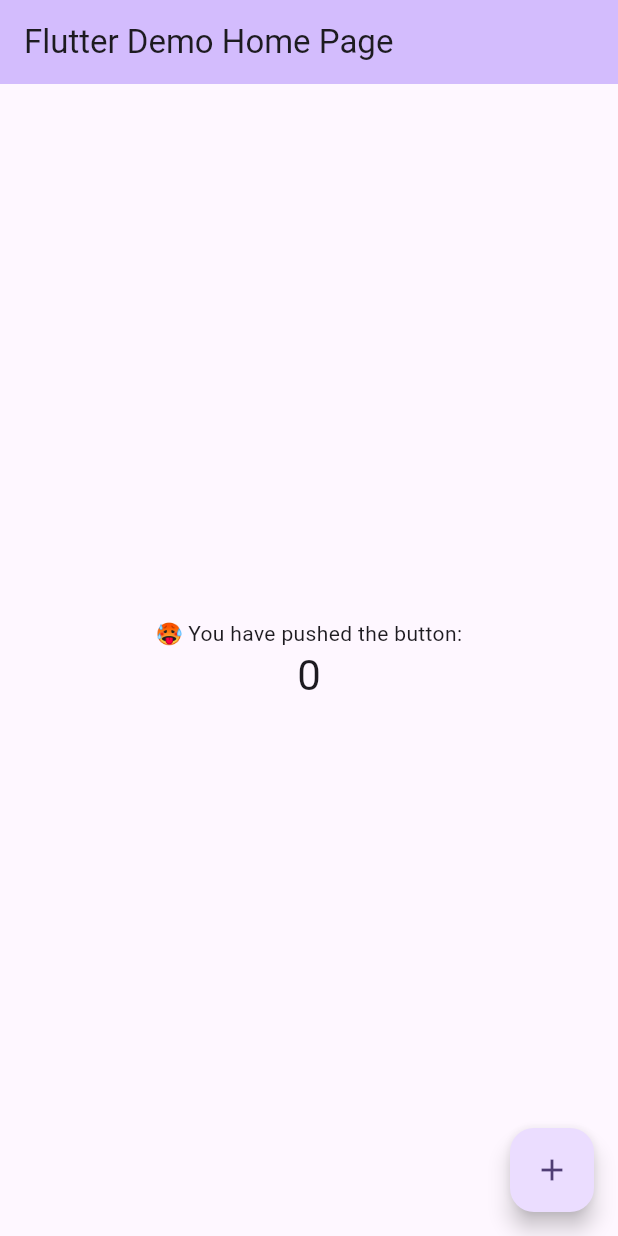
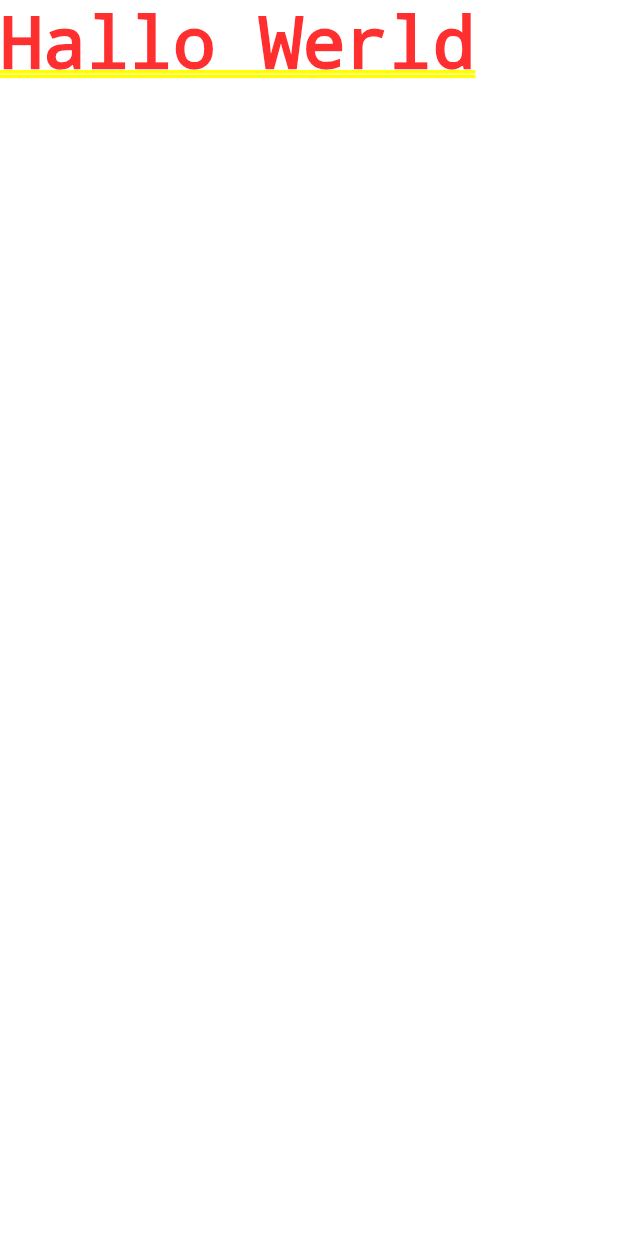
Before and after one commit to eml-bin/flutter-course-samples, a Flutter app: the screen it shows after launch, on a phone screen of 412 x 824 dp. Run offline on Flutter 3.47's test engine with Material 2 defaults, Android fonts, the phone set to English and light mode, and no system bars.

Commit message:
Introduction to main.dart code and notes

```diff
--- a/first_app/lib/main.dart
+++ b/first_app/lib/main.dart
@@ -1,125 +1,17 @@
+// Way to import a package in Dart
 import 'package:flutter/material.dart';
 
+
+// Main function. Entrypoint of Dart App
 void main() {
-  runApp(const MyApp());
+  // runApp it's a principal function of Flutter Framework
+  // In Flutter you build your UI with componentes called "Widgets"
+  // [Flutter Widgets](https://docs.flutter.dev/ui/widgets)
+
+  // MaterialApp. Core Widget, used as starting point for build a Flutter App
+
+    // argument home: Display something on the screen
+
+    // using const optmitize runtime performance
+  runApp(const MaterialApp(home: Text('Hallo Werld')));
 }
-
-class MyApp extends StatelessWidget {
-  const MyApp({super.key});
-
-  // This widget is the root of your application.
-  @override
-  Widget build(BuildContext context) {
-    return MaterialApp(
-      title: 'Flutter Demo',
-      theme: ThemeData(
-        // This is the theme of your application.
-        //
-        // TRY THIS: Try running your application with "flutter run". You'll see
-        // the application has a blue toolbar. Then, without quitting the app,
-        // try changing the seedColor in the colorScheme below to Colors.green
-        // and then invoke "hot reload" (save your changes or press the "hot
-        // reload" button in a Flutter-supported IDE, or press "r" if you used
-        // the command line to start the app).
-        //
-        // Notice that the counter didn't reset back to zero; the application
-        // state is not lost during the reload. To reset the state, use hot
-        // restart instead.
-        //
-        // This works for code too, not just values: Most code changes can be
-        // tested with just a hot reload.
-        colorScheme: ColorScheme.fromSeed(seedColor: Colors.deepPurple),
-        useMaterial3: true,
-      ),
-      home: const MyHomePage(title: 'Flutter Demo Home Page'),
-    );
-  }
-}
-
-class MyHomePage extends StatefulWidget {
-  const MyHomePage({super.key, required this.title});
-
-  // This widget is the home page of your application. It is stateful, meaning
-  // that it has a State object (defined below) that contains fields that affect
-  // how it looks.
-
-  // This class is the configuration for the state. It holds the values (in this
-  // case the title) provided by the parent (in this case the App widget) and
-  // used by the build method of the State. Fields in a Widget subclass are
-  // always marked "final".
-
-  final String title;
-
-  @override
-  State<MyHomePage> createState() => _MyHomePageState();
-}
-
-class _MyHomePageState extends State<MyHomePage> {
-  int _counter = 0;
-
-  void _incrementCounter() {
-    setState(() {
-      // This call to setState tells the Flutter framework that something has
-      // changed in this State, which causes it to rerun the build method below
-      // so that the display can reflect the updated values. If we changed
-      // _counter without calling setState(), then the build method would not be
-      // called again, and so nothing would appear to happen.
-      _counter++;
-    });
-  }
-
-  @override
-  Widget build(BuildContext context) {
-    // This method is rerun every time setState is called, for instance as done
-    // by the _incrementCounter method above.
-    //
-    // The Flutter framework has been optimized to make rerunning build methods
-    // fast, so that you can just rebuild anything that needs updating rather
-    // than having to individually change instances of widgets.
-    return Scaffold(
-      appBar: AppBar(
-        // TRY THIS: Try changing the color here to a specific color (to
-        // Colors.amber, perhaps?) and trigger a hot reload to see the AppBar
-        // change color while the other colors stay the same.
-        backgroundColor: Theme.of(context).colorScheme.inversePrimary,
-        // Here we take the value from the MyHomePage object that was created by
-        // the App.build method, and use it to set our appbar title.
-        title: Text(widget.title),
-      ),
-      body: Center(
-        // Center is a layout widget. It takes a single child and positions it
-        // in the middle of the parent.
-        child: Column(
-          // Column is also a layout widget. It takes a list of children and
-          // arranges them vertically. By default, it sizes itself to fit its
-          // children horizontally, and tries to be as tall as its parent.
-          //
-          // Column has various properties to control how it sizes itself and
-          // how it positions its children. Here we use mainAxisAlignment to
-          // center the children vertically; the main axis here is the vertical
-          // axis because Columns are vertical (the cross axis would be
-          // horizontal).
-          //
-          // TRY THIS: Invoke "debug painting" (choose the "Toggle Debug Paint"
-          // action in the IDE, or press "p" in the console), to see the
-          // wireframe for each widget.
-          mainAxisAlignment: MainAxisAlignment.center,
-          children: <Widget>[
-            const Text(
-              '🥵 You have pushed the button:',
-            ),
-            Text(
-              '$_counter',
-              style: Theme.of(context).textTheme.headlineMedium,
-            ),
-          ],
-        ),
-      ),
-      floatingActionButton: FloatingActionButton(
-        onPressed: _incrementCounter,
-        tooltip: 'Increment',
-        child: const Icon(Icons.add),
-      ), // This trailing comma makes auto-formatting nicer for build methods.
-    );
-  }
-}
```
Also changed, not shown: 1 other file.
